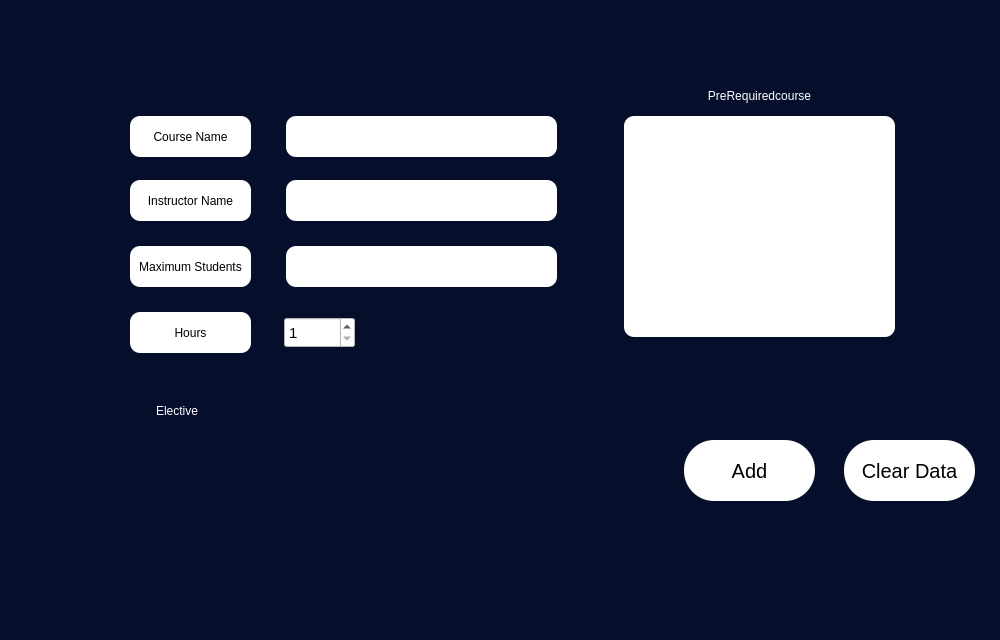
Qt form Qt/newcourse.ui (KerollosRady/University-mangament-system) before a commit.
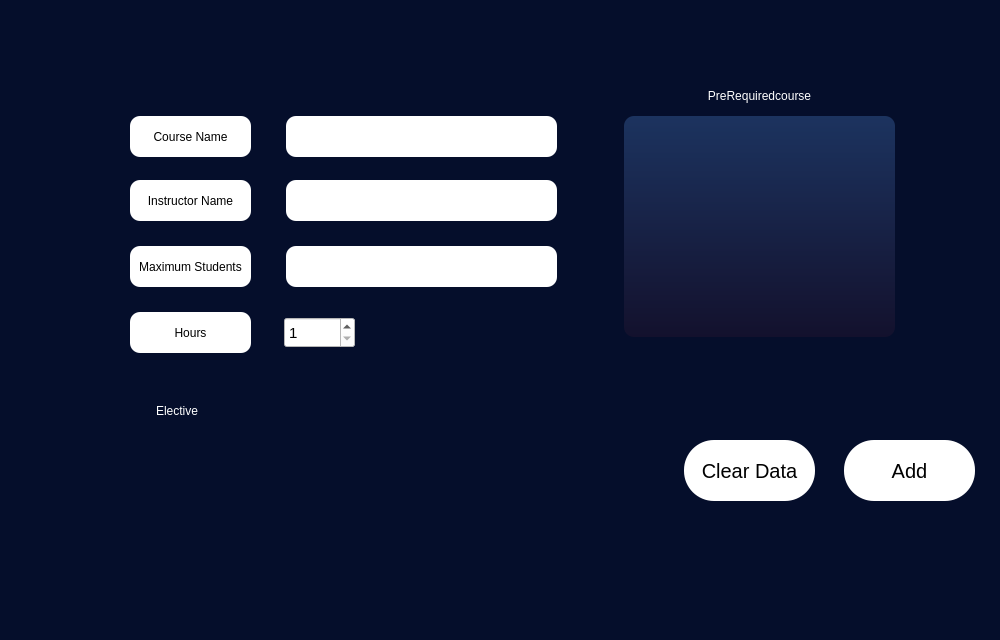
The same form after that commit.

```diff
--- a/Qt/newcourse.ui
+++ b/Qt/newcourse.ui
@@ -73,10 +73,11 @@
     </rect>
    </property>
    <property name="styleSheet">
-    <string notr="true">background: white ;
-border-radius:10px;
-font: 600 12pt &quot;Yu Gothic UI Semibold&quot;;
-color : black ; </string>
+    <string notr="true">font-size:20px;
+color :white;
+border-radius: 10px;
+background: qlineargradient(x1:0, y1:0, x2:0, y2:1, stop:0 #1c335f, stop:1 #13112d);
+</string>
    </property>
   </widget>
   <widget class="QLineEdit" name="lineEdit_4">
@@ -98,7 +99,7 @@
   <widget class="QPushButton" name="clear">
    <property name="geometry">
     <rect>
-     <x>844</x>
+     <x>684</x>
      <y>440</y>
      <width>131</width>
      <height>61</height>
@@ -143,7 +144,7 @@
   <widget class="QPushButton" name="Add">
    <property name="geometry">
     <rect>
-     <x>684</x>
+     <x>844</x>
      <y>440</y>
      <width>131</width>
      <height>61</height>
```
